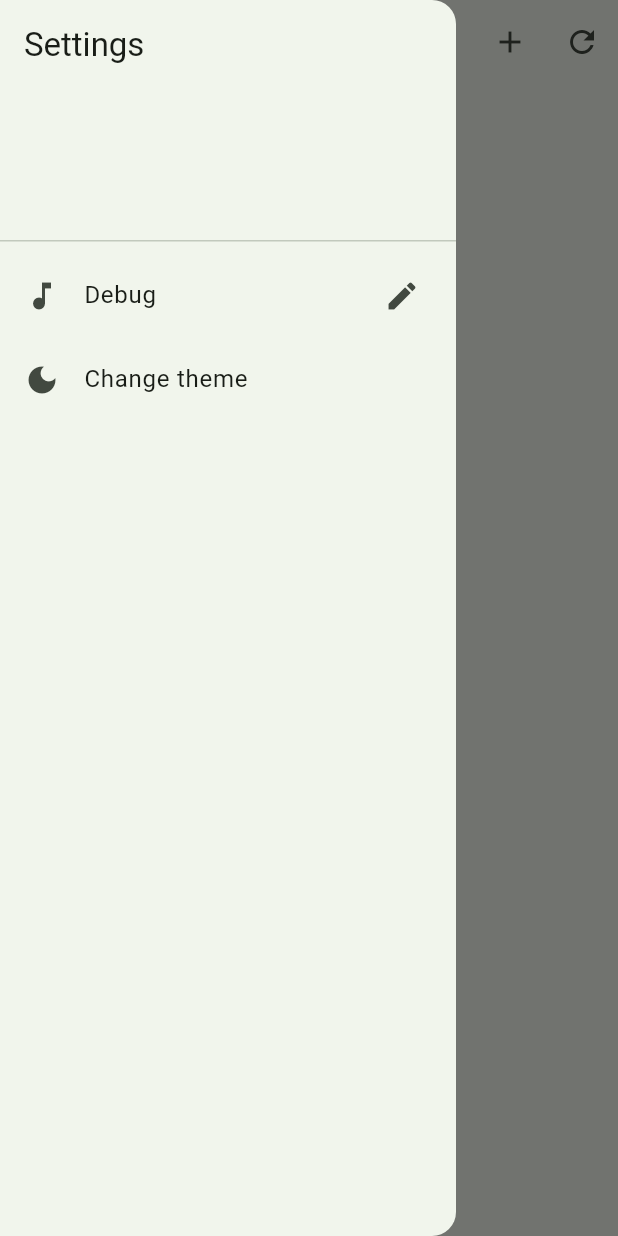
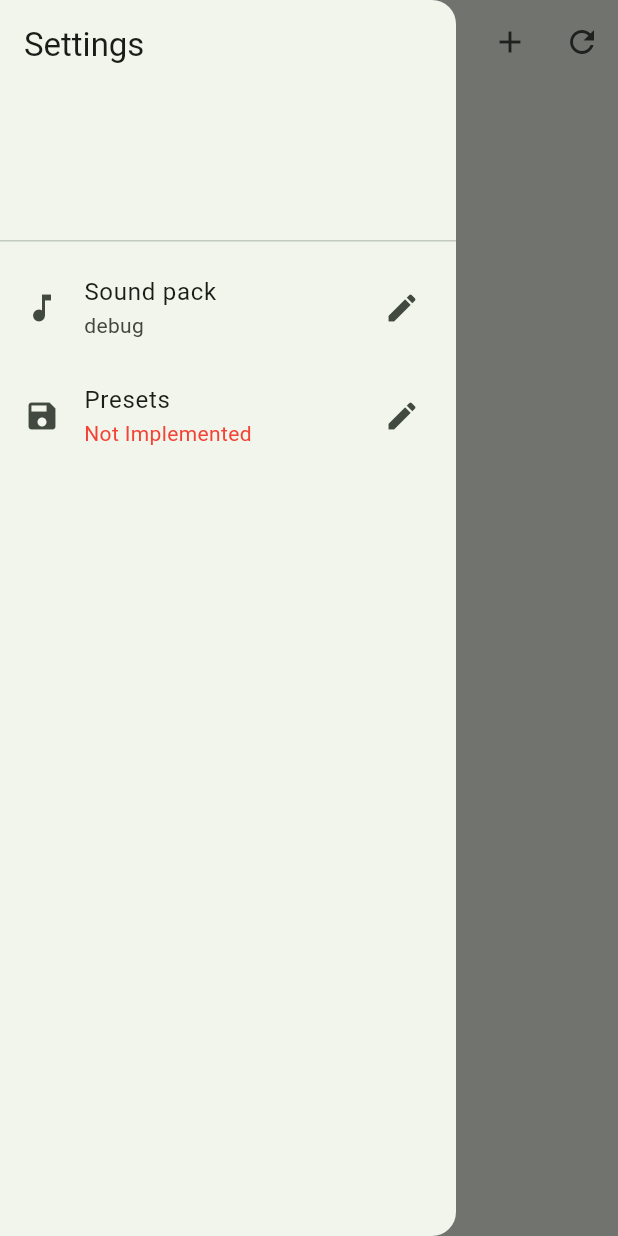
Before and after one commit to Wolgamonox/koth-ping-pong-app, a Flutter app: the screen it shows after launch, with the side drawer open, on a phone screen of 412 x 824 dp. Run offline on Flutter 3.47's test engine with Material 3 defaults, Android fonts, the phone set to English and light mode, and no system bars; drawn by our look-alikes of timer_count_down; our stand-ins replace audioplayers, flutter_riverpod, freezed_annotation, riverpod_annotation; missing offline and left inert: blinking_text, duration_picker; generated files the repository leaves out were written again.

Commit message:
removed theme from drawer

```diff
--- a/lib/app.dart
+++ b/lib/app.dart
@@ -1,19 +1,20 @@
 import 'package:flutter/material.dart';
-import 'package:flutter_riverpod/flutter_riverpod.dart';
-import 'presentation/theme.dart';
 
 import 'presentation/homepage.dart';
 
 const String title = 'Ping Pong Chrono';
 
-class App extends ConsumerWidget {
+class App extends StatelessWidget {
   const App({super.key});
 
   @override
-  Widget build(BuildContext context, WidgetRef ref) {
+  Widget build(BuildContext context) {
     return MaterialApp(
       title: title,
-      theme: ref.watch(themeHandlerProvider),
+      theme: ThemeData(
+        brightness: Brightness.light,
+        colorSchemeSeed: Colors.green,
+      ),
       home: const Homepage(),
     );
   }
--- a/lib/main.dart
+++ b/lib/main.dart
@@ -4,5 +4,6 @@ import 'package:flutter_riverpod/flutter_riverpod.dart';
 import 'app.dart';
 
 void main() {
+  WidgetsFlutterBinding.ensureInitialized();
   runApp(const ProviderScope(child: App()));
 }
--- a/lib/presentation/widgets/drawer.dart
+++ b/lib/presentation/widgets/drawer.dart
@@ -1,7 +1,5 @@
 import 'package:flutter/material.dart';
 import 'package:flutter_riverpod/flutter_riverpod.dart';
-
-import '../theme.dart';
 
 class AppDrawer extends ConsumerWidget {
   const AppDrawer({super.key});
@@ -23,27 +21,23 @@ class AppDrawer extends ConsumerWidget {
             message: "Tap to change sound pack.",
             child: ListTile(
               leading: const Icon(Icons.music_note),
-              title: const Text("Debug"),
+              title: const Text("Sound pack"),
+              subtitle: const Text("debug"),
               trailing: const Icon(Icons.edit),
               onTap: () {},
             ),
           ),
-          Tooltip(
-            message: "Tap to switch between light and dark theme.",
+          const Tooltip(
+            message: "Tap to select a game preset.",
             child: ListTile(
-              leading: switch (Theme.of(context).brightness) {
-                Brightness.dark => const Icon(Icons.light_mode),
-                Brightness.light => const Icon(Icons.dark_mode),
-              },
-              title: const Text("Change theme"),
-              onTap: () {
-                ref
-                    .read(themeHandlerProvider.notifier)
-                    .setBrightness(switch (Theme.of(context).brightness) {
-                      Brightness.dark => Brightness.light,
-                      Brightness.light => Brightness.dark,
-                    });
-              },
+              leading: Icon(Icons.save),
+              title: Text("Presets"),
+              subtitle: Text(
+                "Not Implemented",
+                style: TextStyle(color: Colors.red),
+              ),
+              trailing: Icon(Icons.edit),
+              onTap: null,
             ),
           ),
         ],
```
Also changed, not shown: lib/presentation/theme.dart (deleted, +0 -19 lines).
